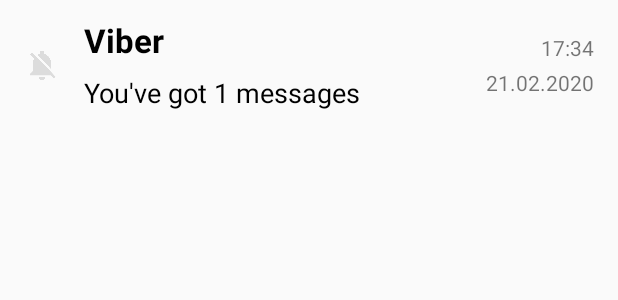
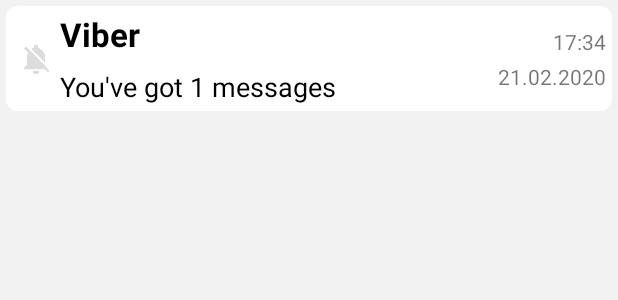
Before and after one commit to Leeeeerich/NotificationTracker, an Android app: the layout item_notify_info.xml on its own in the app's theme, with its tools: preview values and no code run, on a phone screen of 412 x 824 dp. Shown: the top 300 px of the screen. Run offline under Robolectric (Android 15) with nearby library versions, the phone set to English and light mode, and no system bars.

Commit message:
Added showing icon and name app

```diff
--- a/app/src/main/java/com/guralnya/notification_tracker/model/db/dao/NotifyTrackerDao.kt
+++ b/app/src/main/java/com/guralnya/notification_tracker/model/db/dao/NotifyTrackerDao.kt
@@ -9,8 +9,8 @@ import com.guralnya.notification_tracker.model.models.NotifyInfo
 @Dao
 interface NotifyTrackerDao {
 
-    @Query("SELECT * FROM notifyInfo")
-    fun getAllNotify(): LiveData<List<NotifyInfo>>
+    @Query("SELECT * FROM notifyInfo WHERE dateTime > :filterDateTime ORDER BY dateTime DESC")
+    fun getAllNotify(filterDateTime: String): LiveData<List<NotifyInfo>>
 
     @Insert
     fun insert(data: NotifyInfo)
--- a/app/src/main/java/com/guralnya/notification_tracker/model/repository/Repository.kt
+++ b/app/src/main/java/com/guralnya/notification_tracker/model/repository/Repository.kt
@@ -6,5 +6,5 @@ import com.guralnya.notification_tracker.model.models.NotifyInfo
 interface Repository {
 
     suspend fun insertNewNotify(notifyInfo: NotifyInfo)
-    fun getAllNotify(): LiveData<List<NotifyInfo>>
+    fun getAllNotify(filterDateTime: String = "0"): LiveData<List<NotifyInfo>>
 }
--- a/app/src/main/java/com/guralnya/notification_tracker/model/repository/RepositoryImpl.kt
+++ b/app/src/main/java/com/guralnya/notification_tracker/model/repository/RepositoryImpl.kt
@@ -8,5 +8,6 @@ class RepositoryImpl(private val db: NotifyTrackerDb) : Repository {
         db.notifyTracker().insert(notifyInfo)
     }
 
-    override fun getAllNotify() = db.notifyTracker().getAllNotify()
+    override fun getAllNotify(filterDateTime: String) =
+        db.notifyTracker().getAllNotify(filterDateTime)
 }
--- /dev/null
+++ b/app/src/main/res/drawable/background_circle.xml
@@ -0,0 +1,10 @@
+<?xml version="1.0" encoding="utf-8"?>
+<ripple xmlns:android="http://schemas.android.com/apk/res/android"
+    android:color="?android:colorControlHighlight">
+    <item>
+        <shape android:shape="rectangle">
+            <solid android:color="@android:color/white" />
+            <corners android:radius="8dp" />
+        </shape>
+    </item>
+</ripple>
--- a/app/src/main/res/layout/item_notify_info.xml
+++ b/app/src/main/res/layout/item_notify_info.xml
@@ -13,14 +13,19 @@
     <androidx.constraintlayout.widget.ConstraintLayout
         android:layout_width="match_parent"
         android:layout_height="wrap_content"
-        android:layout_marginStart="16dp"
-        android:layout_marginTop="8dp"
-        android:layout_marginEnd="16dp">
+        android:layout_marginStart="4dp"
+        android:layout_marginTop="4dp"
+        android:layout_marginEnd="4dp"
+        android:background="@drawable/background_circle">
 
         <ImageView
             android:id="@+id/vIconApp"
             android:layout_width="wrap_content"
             android:layout_height="wrap_content"
+            android:layout_marginStart="8dp"
+            android:layout_marginTop="4dp"
+            android:layout_marginBottom="4dp"
+            android:src="@{notifyInfo.getAppIcon(context)}"
             app:layout_constraintBottom_toBottomOf="parent"
             app:layout_constraintStart_toStartOf="parent"
             app:layout_constraintTop_toTopOf="parent"
@@ -30,12 +35,15 @@
         <TextView
             android:id="@+id/tvAppName"
             style="@style/TextStyleTitle"
-            android:layout_width="wrap_content"
+            android:layout_width="0dp"
             android:layout_height="wrap_content"
-            android:layout_marginStart="16dp"
+            android:layout_marginStart="4dp"
             android:layout_marginTop="4dp"
-            android:text="@{notifyInfo.appName}"
+            android:ellipsize="end"
+            android:maxLines="2"
+            android:text="@{notifyInfo.getAppName(context)}"
             app:layout_constraintBottom_toTopOf="@+id/tvNotifyText"
+            app:layout_constraintEnd_toStartOf="@+id/barrier"
             app:layout_constraintStart_toEndOf="@+id/vIconApp"
             app:layout_constraintTop_toTopOf="parent"
             tools:text="Viber" />
@@ -43,24 +51,36 @@
         <TextView
             android:id="@+id/tvNotifyText"
             style="@style/TextStyleContent"
+            android:layout_width="0dp"
+            android:layout_height="wrap_content"
+            android:layout_marginTop="8dp"
+            android:layout_marginBottom="4dp"
+            android:ellipsize="end"
+            android:maxLines="2"
+            android:singleLine="false"
+            android:text="@{notifyInfo.notifyText}"
+            app:layout_constraintBottom_toBottomOf="parent"
+            app:layout_constraintEnd_toStartOf="@+id/barrier"
+            app:layout_constraintStart_toStartOf="@+id/tvAppName"
+            app:layout_constraintTop_toBottomOf="@+id/tvAppName"
+            tools:text="You've got 1 messages" />
+
+        <androidx.constraintlayout.widget.Barrier
+            android:id="@+id/barrier"
             android:layout_width="wrap_content"
             android:layout_height="wrap_content"
-            android:layout_marginStart="16dp"
-            android:layout_marginTop="8dp"
-            android:layout_marginBottom="4dp"
-            android:text="@{notifyInfo.notifyText}"
-            app:layout_constraintBottom_toBottomOf="parent"
-            app:layout_constraintStart_toEndOf="@+id/vIconApp"
-            app:layout_constraintTop_toBottomOf="@+id/tvAppName"
-            tools:text="You've got 1 messages" />
+            app:barrierDirection="start"
+            app:constraint_referenced_ids="tvTime,tvDate"
+            tools:layout_editor_absoluteX="379dp" />
 
         <TextView
             android:id="@+id/tvTime"
             android:layout_width="wrap_content"
             android:layout_height="wrap_content"
+            android:layout_marginEnd="4dp"
             app:layout_constraintBottom_toTopOf="@+id/tvDate"
             app:layout_constraintEnd_toEndOf="parent"
-            app:layout_constraintTop_toTopOf="parent"
+            app:layout_constraintTop_toTopOf="@+id/vIconApp"
             app:layout_constraintVertical_chainStyle="packed"
             app:time="@{notifyInfo.dateTime}"
             tools:text="17:34" />
@@ -71,9 +91,10 @@
             android:layout_height="wrap_content"
             android:layout_marginTop="4dp"
             app:date="@{notifyInfo.dateTime}"
-            app:layout_constraintBottom_toBottomOf="parent"
+            app:layout_constraintBottom_toBottomOf="@+id/vIconApp"
             app:layout_constraintEnd_toEndOf="@+id/tvTime"
             app:layout_constraintTop_toBottomOf="@+id/tvTime"
             tools:text="21.02.2020" />
+
     </androidx.constraintlayout.widget.ConstraintLayout>
 </layout>
--- a/app/src/main/res/values/styles.xml
+++ b/app/src/main/res/values/styles.xml
@@ -6,6 +6,7 @@
         <item name="colorPrimary">@color/colorPrimary</item>
         <item name="colorPrimaryDark">@color/colorPrimaryDark</item>
         <item name="colorAccent">@color/colorAccent</item>
+        <item name="android:windowBackground">#F2F2F2</item>
     </style>
 
     <style name="TextStyleTitle" parent="TextAppearance.AppCompat.Large">
```
Also changed, not shown: app/src/main/java/com/guralnya/notification_tracker/model/models/NotifyInfo.kt (+20 -3 lines), app/src/main/java/com/guralnya/notification_tracker/model/services/NotificationTrackerService.kt (+0 -7 lines), app/src/main/res/layout/fragment_home.xml (+17 -9 lines).
